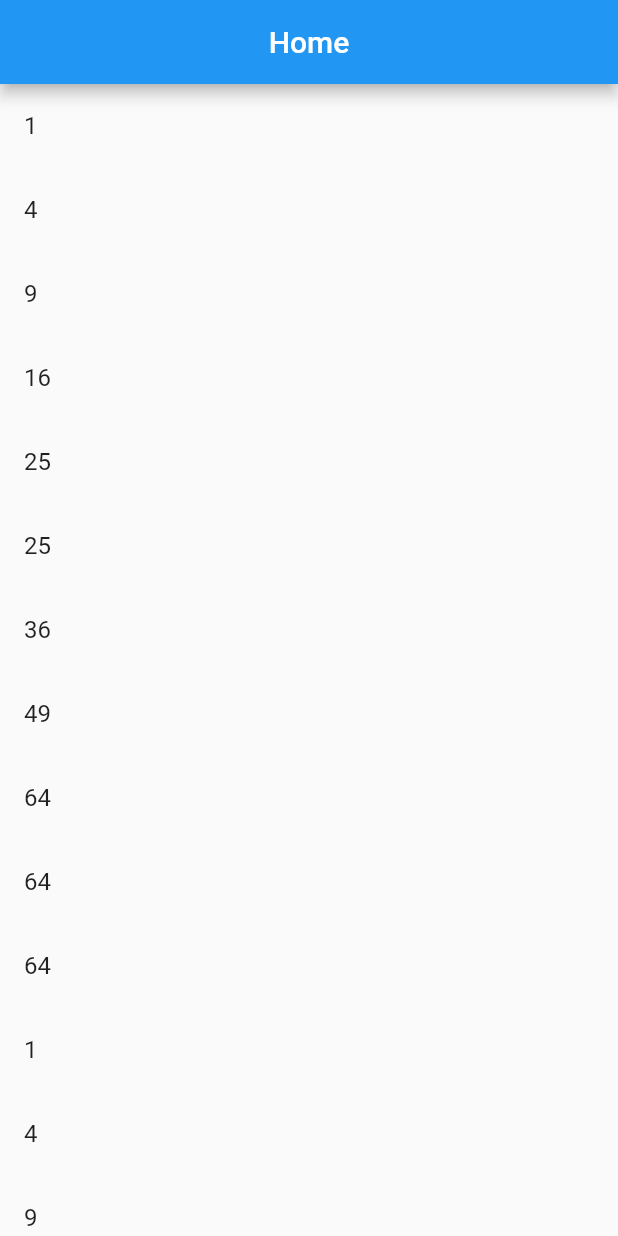
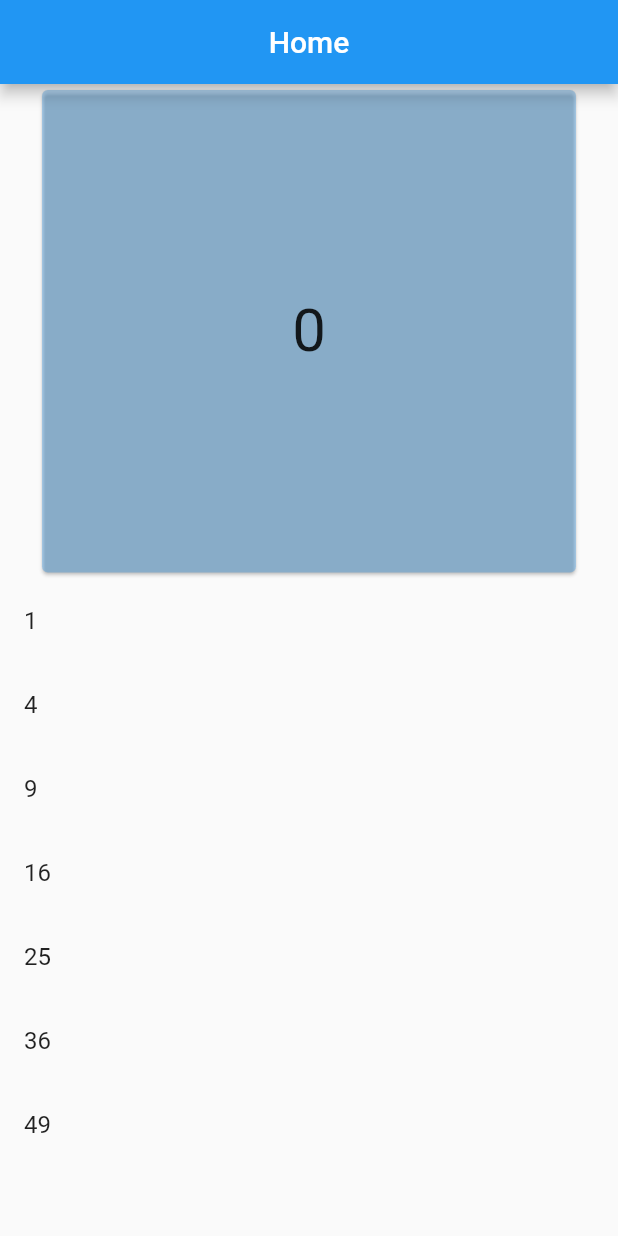
Before and after one commit to victormutuku/sample_app, a Flutter app: the screen it shows after launch, on a phone screen of 412 x 824 dp. Run offline on Flutter 3.47's test engine with Material 2 defaults, Android fonts, the phone set to English and light mode, and no system bars.

Commit message:
First Step

```diff
--- a/lib/home.dart
+++ b/lib/home.dart
@@ -2,13 +2,46 @@ import 'package:flutter/material.dart';
 import 'package:provider/provider.dart';
 import 'package:sample_app/items.dart';
 
-class HomeScreen extends StatelessWidget {
+class HomeScreen extends StatefulWidget {
   static const routeName = "/home";
   const HomeScreen({super.key});
 
   @override
+  State<HomeScreen> createState() => _HomeScreenState();
+}
+
+class _HomeScreenState extends State<HomeScreen> {
+  late PageController controller;
+  int currentpage = 0;
+  int myValue = 0;
+  int questionNumber = 1;
+
+  @override
+  initState() {
+    controller = PageController(
+      initialPage: currentpage,
+      keepPage: false,
+      viewportFraction: 1,
+    );
+    super.initState();
+  }
+
+  @override
+  void didChangeDependencies() {
+    Provider.of<Items>(context, listen: false).sqValues();
+    super.didChangeDependencies();
+  }
+
+  @override
+  dispose() {
+    controller.dispose();
+    super.dispose();
+  }
+
+  @override
   Widget build(BuildContext context) {
-    Provider.of<Items>(context).sqValues();
+    final deviceHeight = MediaQuery.of(context).size.height;
+    final items = Provider.of<Items>(context).items;
     return Scaffold(
       appBar: AppBar(
         title: const Text('Home'),
@@ -16,17 +49,84 @@ class HomeScreen extends StatelessWidget {
       ),
       body: SafeArea(
         child: SingleChildScrollView(
-          child: SizedBox(
-            height: MediaQuery.of(context).size.height,
-            child: ListView.builder(
-              itemBuilder: (context, index) {
-                return Consumer<Items>(
-                  builder:(context, item, _) =>
-                  ListTile(
-                    title: Text(item.sqItems[index].toString()),
+          child: Column(
+            children: [
+              // SizedBox(
+              //   height: deviceHeight * 0.5,
+              //   child: PageView.builder(
+              //     itemCount: items.length,
+              //     onPageChanged: (value) {},
+              //     controller: controller,
+              //     itemBuilder: (context, index) => builder(index),
+              //   ),
+              // ),
+              Container(
+                height: deviceHeight * 0.4,
+                padding: const EdgeInsets.symmetric(
+                  horizontal: 24.0,
+                ),
+                child: Card(
+                  color: Colors.blue.withOpacity(0.3),
+                  child: Center(
+                    child: Text(
+                      myValue.toString(),
+                      style: const TextStyle(fontSize: 40),
+                    ),
                   ),
-                );
-              },
+                ),
+              ),
+              SizedBox(
+                height: MediaQuery.of(context).size.height * 0.5,
+                child: ListView.builder(
+                  itemCount: items.length,
+                  itemBuilder: (context, index) {
+                    return Consumer<Items>(
+                      builder: (context, item, _) => ListTile(
+                        onTap: () {
+                          setState(() {
+                            myValue = item.sqItems[index];
+                          });
+                        },
+                        title: Text(
+                          item.sqItems[index].toString(),
+                        ),
+                      ),
+                    );
+                  },
+                ),
+              ),
+            ],
+          ),
+        ),
+      ),
+    );
+  }
+
+  builder(int index) {
+    return AnimatedBuilder(
+      animation: controller,
+      builder: (context, child) {
+        double value = 1.0;
+        if (controller.position.haveDimensions) {
+          value = controller.page! - index;
+          value = (1 - (value.abs() * .4)).clamp(0.0, 1.0);
+        }
+        return SizedBox(
+          height: Curves.easeOut.transform(value) * 300,
+          width: Curves.easeOut.transform(value) * 300,
+          child: child,
+        );
+      },
+      child: Padding(
+        padding: const EdgeInsets.symmetric(
+          horizontal: 24.0,
+        ),
+        child: Card(
+          color: Colors.blue.withOpacity(0.3),
+          child: Center(
+            child: Text(
+              index.toString(),
+              style: const TextStyle(fontSize: 40),
             ),
           ),
         ),
--- a/lib/items.dart
+++ b/lib/items.dart
@@ -3,7 +3,7 @@ import 'dart:developer';
 import 'package:flutter/material.dart';
 
 class Items with ChangeNotifier {
-  List<int> items = [1, 2, 3, 4, 5, 5, 6, 7, 8, 8, 8];
+  List<int> items = [1, 2, 3, 4, 5, 6, 7, 8,];
   List<int> sqItems = [];
 
   sqValues() {
@@ -11,6 +11,6 @@ class Items with ChangeNotifier {
       sqItems.add(element * element);
     }
     log("I'm Listening");
-    notifyListeners();
+    // notifyListeners();
   }
 }
```
Also changed, not shown: pubspec.lock.
